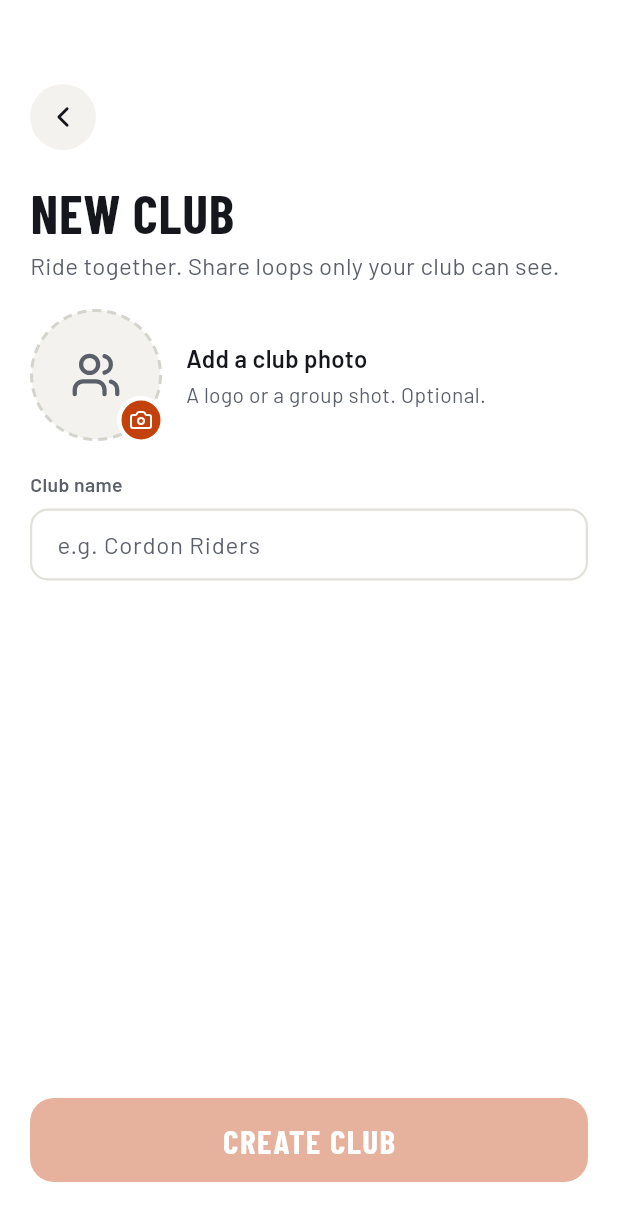
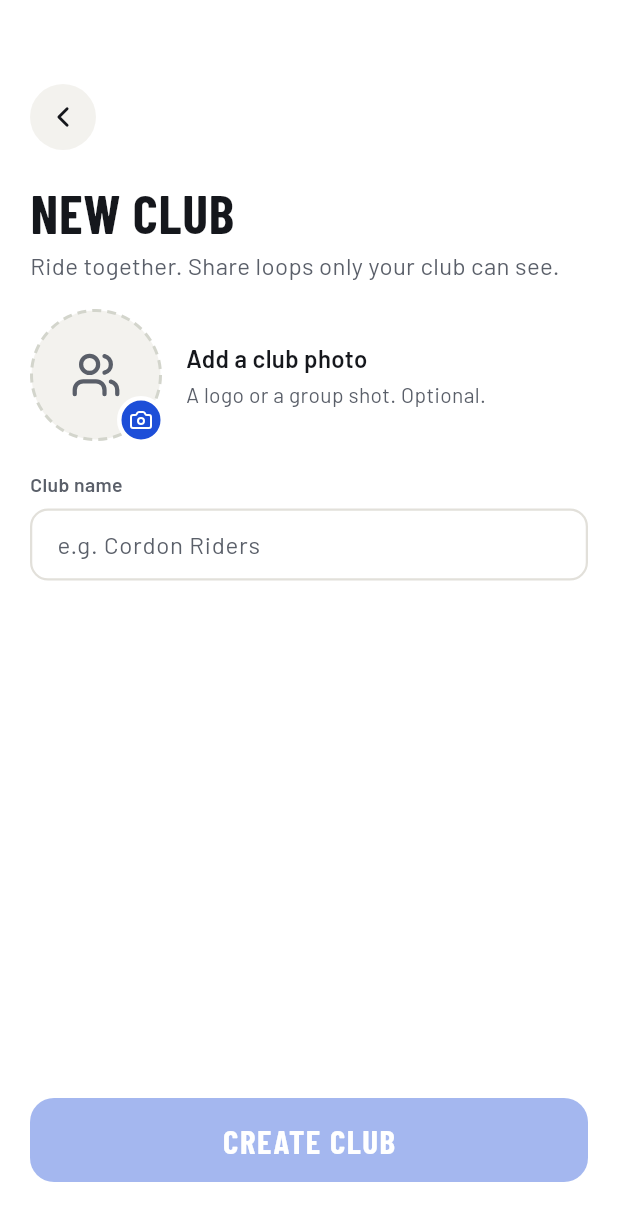
Before and after one commit to JoshVilla/pasyarph, a Flutter app: the CreateClubScreen screen opened directly, on a phone screen of 412 x 824 dp. Shown: the top 1221 px of the screen. Run offline on Flutter 3.47's test engine with Material 3 defaults, Android fonts, the phone set to English and light mode, and no system bars; our stand-ins replace cached_network_image, flutter_local_notifications, flutter_map, flutter_tts, geolocator, go_router and 8 more; accounts and stored records are empty.

Commit message:
Theme: orange to deep blue
- accent #1D4ED8, accentDark #1E3A8A, accentTint #EAF0FE.
- rider #0F172A (dot, heading arrow, start point S), dark so it stands
  out on the blue route; white ring kept.
- Welcome tagline: new taglineOnInk #93B4FB token instead of a
  hard-coded orange. No other hard-coded oranges, orange shadows, or
  orange in the launcher icon or splash.
- DESIGN.md colors updated, with a note that the mockups still show the
  old orange. Goldens re-rendered.

Co-Authored-By: Claude Opus 5.5 <noreply@anthropic.com>

```diff
--- a/lib/core/theme/pasyar_colors.dart
+++ b/lib/core/theme/pasyar_colors.dart
@@ -8,10 +8,11 @@ class PasyarColors {
   static const card = Color(0xFFFFFFFF);
   static const line = Color(0xFFE2E0DA);
   static const lineStrong = Color(0xFFD3D5CC);
-  static const accent = Color(0xFFC2410C);
-  static const accentDark = Color(0xFF9A3412);
-  static const accentTint = Color(0xFFFBE9DF);
-  static const rider = Color(0xFF1D4ED8);
+  static const accent = Color(0xFF1D4ED8);
+  static const accentDark = Color(0xFF1E3A8A);
+  static const accentTint = Color(0xFFEAF0FE);
+  // Dark, so the rider dot and start point stand out on the blue route.
+  static const rider = Color(0xFF0F172A);
   static const verifiedTint = Color(0xFFE6EEFB);
   static const verifiedText = Color(0xFF1E3A8A);
   static const mapGround = Color(0xFFF7F7F7);
@@ -19,6 +20,7 @@ class PasyarColors {
 
   // Dark surfaces (Welcome, riding banner), from the approved mockups.
   static const onInkMuted = Color(0xFFC9CCD2);
+  static const taglineOnInk = Color(0xFF93B4FB);
   static const inkRoad = Color(0xFF262930);
   static const inkRoadMajor = Color(0xFF30343C);
 }
--- a/lib/core/theme/pasyar_text_styles.dart
+++ b/lib/core/theme/pasyar_text_styles.dart
@@ -33,7 +33,7 @@ abstract final class PasyarTextStyles {
   static final tagline = _display.copyWith(
     fontSize: 26,
     fontWeight: FontWeight.w600,
-    color: const Color(0xFFF2A27A),
+    color: PasyarColors.taglineOnInk,
   );
 
   /// UPPERCASE screen titles. Home 30, Feed 32, Onboarding 34,
```
Also changed, not shown: 40 other files.
